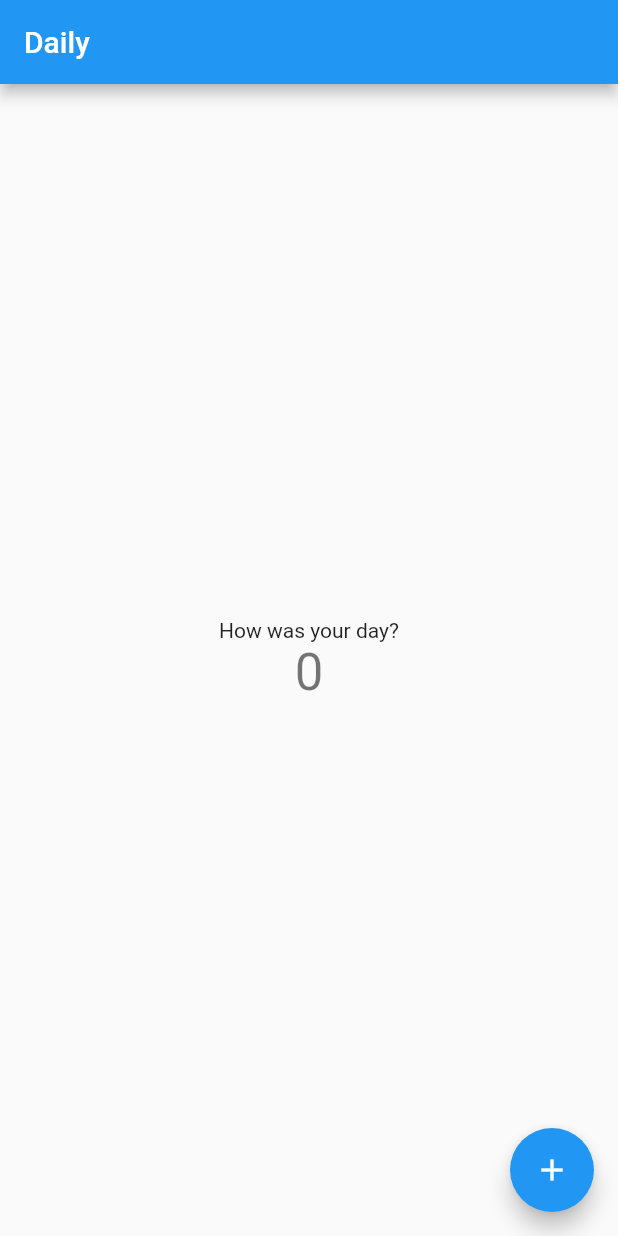
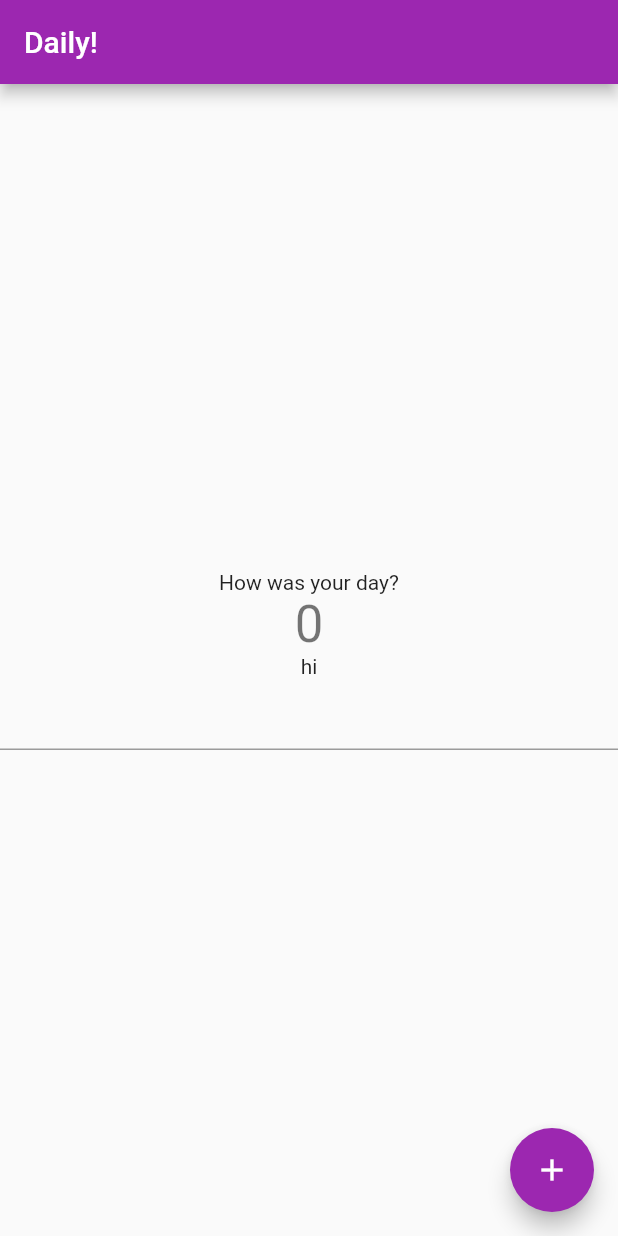
Before and after one commit to bld010/daily_tracker_app, a Flutter app: the screen it shows after launch, on a phone screen of 412 x 824 dp. Run offline on Flutter 3.47's test engine with Material 2 defaults, Android fonts, the phone set to English and light mode, and no system bars.

Commit message:
Add note and nonfunctional text field

```diff
--- a/lib/main.dart
+++ b/lib/main.dart
@@ -7,7 +7,7 @@ class MyApp extends StatelessWidget {
   @override
   Widget build(BuildContext context) {
     return MaterialApp(
-      title: 'Daily',
+      title: 'Daily?',
       theme: ThemeData(
         // This is the theme of your application.
         //
@@ -18,9 +18,9 @@ class MyApp extends StatelessWidget {
         // or simply save your changes to "hot reload" in a Flutter IDE).
         // Notice that the counter didn't reset back to zero; the application
         // is not restarted.
-        primarySwatch: Colors.blue,
+        primarySwatch: Colors.purple,
       ),
-      home: MyHomePage(title: 'Daily'),
+      home: MyHomePage(title: 'Daily!'),
     );
   }
 }
@@ -45,6 +45,7 @@ class MyHomePage extends StatefulWidget {
 
 class _MyHomePageState extends State<MyHomePage> {
   int _counter = 0;
+  String _note = "hi";
 
   void _incrementCounter() {
     setState(() {
@@ -98,6 +99,8 @@ class _MyHomePageState extends State<MyHomePage> {
               '$_counter',
               style: Theme.of(context).textTheme.headline4,
             ),
+            Text('$_note'),
+            TextField()
           ],
         ),
       ),
```
